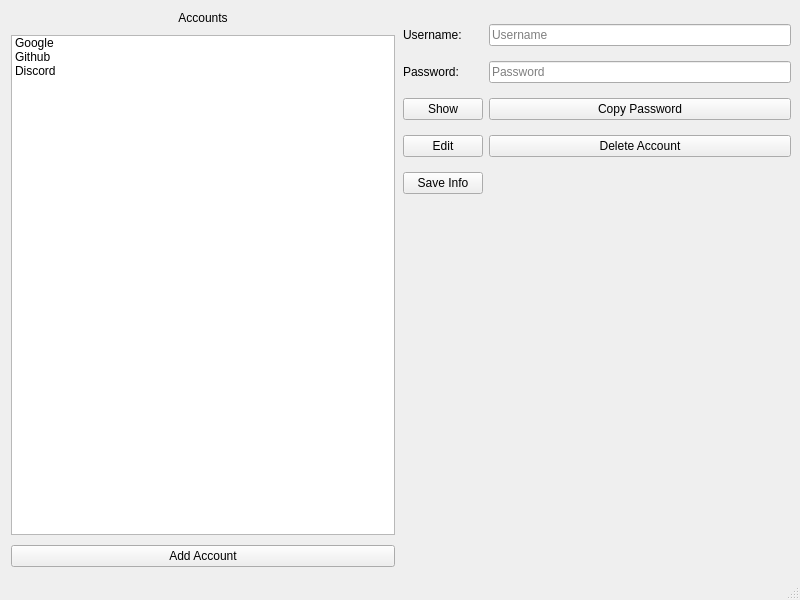
This is lockbox/mainwindow.ui in youssefibrahim3/Lockbox as Qt 5 draws it before an edit. The edited form follows.
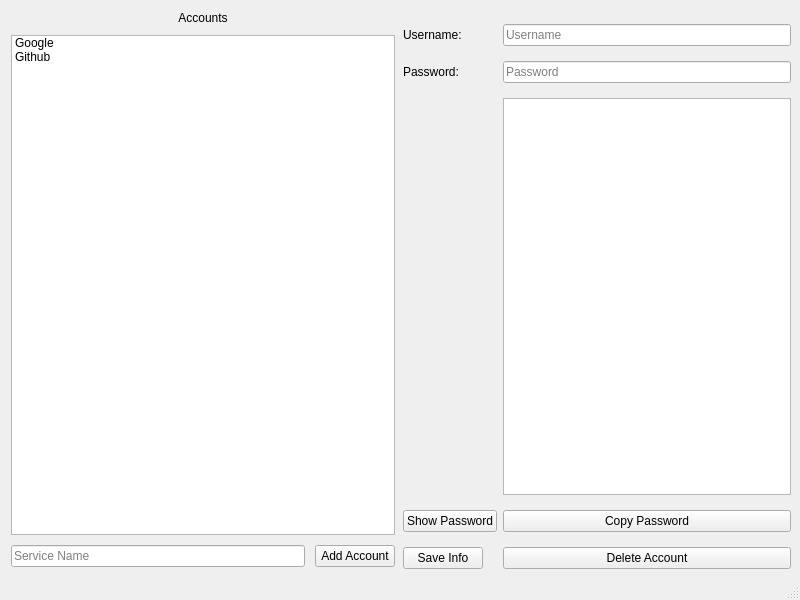
This is the edited form.

Commit message:
Add part of UI functionality to main window
This includes adding, selecting, editing, and saving accounts.

```diff
--- a/lockbox/mainwindow.ui
+++ b/lockbox/mainwindow.ui
@@ -50,6 +50,12 @@
           <verstretch>0</verstretch>
          </sizepolicy>
         </property>
+        <property name="frameShape">
+         <enum>QFrame::Shape::StyledPanel</enum>
+        </property>
+        <property name="viewMode">
+         <enum>QListView::ViewMode::ListMode</enum>
+        </property>
         <item>
          <property name="text">
           <string>Google</string>
@@ -60,19 +66,25 @@
           <string>Github</string>
          </property>
         </item>
-        <item>
-         <property name="text">
-          <string>Discord</string>
-         </property>
-        </item>
        </widget>
       </item>
       <item>
-       <widget class="QPushButton" name="addAccountButton">
-        <property name="text">
-         <string>Add Account</string>
-        </property>
-       </widget>
+       <layout class="QHBoxLayout" name="horizontalLayout_8">
+        <item>
+         <widget class="QLineEdit" name="serviceNameEdit">
+          <property name="placeholderText">
+           <string>Service Name</string>
+          </property>
+         </widget>
+        </item>
+        <item>
+         <widget class="QPushButton" name="addAccountButton">
+          <property name="text">
+           <string>Add Account</string>
+          </property>
+         </widget>
+        </item>
+       </layout>
       </item>
      </layout>
     </item>
@@ -115,40 +127,20 @@
         </property>
        </widget>
       </item>
-      <item row="2" column="0">
+      <item row="3" column="0">
        <widget class="QPushButton" name="showPassButton">
         <property name="text">
-         <string>Show</string>
+         <string>Show Password</string>
         </property>
        </widget>
       </item>
-      <item row="2" column="1">
+      <item row="3" column="1">
        <widget class="QPushButton" name="copyPasswordButton">
         <property name="text">
          <string>Copy Password</string>
         </property>
        </widget>
       </item>
-      <item row="3" column="0">
-       <widget class="QPushButton" name="editButton">
-        <property name="sizePolicy">
-         <sizepolicy hsizetype="Maximum" vsizetype="Fixed">
-          <horstretch>0</horstretch>
-          <verstretch>0</verstretch>
-         </sizepolicy>
-        </property>
-        <property name="text">
-         <string>Edit</string>
-        </property>
-       </widget>
-      </item>
-      <item row="3" column="1">
-       <widget class="QPushButton" name="deleteAccButton">
-        <property name="text">
-         <string>Delete Account</string>
-        </property>
-       </widget>
-      </item>
       <item row="4" column="0">
        <widget class="QPushButton" name="saveButton">
         <property name="text">
@@ -156,6 +148,16 @@
         </property>
        </widget>
       </item>
+      <item row="4" column="1">
+       <widget class="QPushButton" name="deleteAccButton">
+        <property name="text">
+         <string>Delete Account</string>
+        </property>
+       </widget>
+      </item>
+      <item row="2" column="1">
+       <widget class="QTextBrowser" name="textBrowser"/>
+      </item>
      </layout>
     </item>
    </layout>
```
The commit also changes 2 other files.
